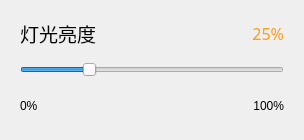
Above: Module/ModuleEfLumi.ui from wlffeng2008/AkkoStudio before the change. Below: the same form after it.
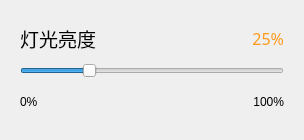
That is the form after the change.

```diff
--- a/Module/ModuleEfLumi.ui
+++ b/Module/ModuleEfLumi.ui
@@ -18,11 +18,14 @@
     <number>20</number>
    </property>
    <property name="topMargin">
-    <number>10</number>
+    <number>20</number>
    </property>
    <property name="rightMargin">
     <number>20</number>
    </property>
+   <property name="bottomMargin">
+    <number>20</number>
+   </property>
    <item>
     <layout class="QHBoxLayout" name="horizontalLayout">
      <item>
```
